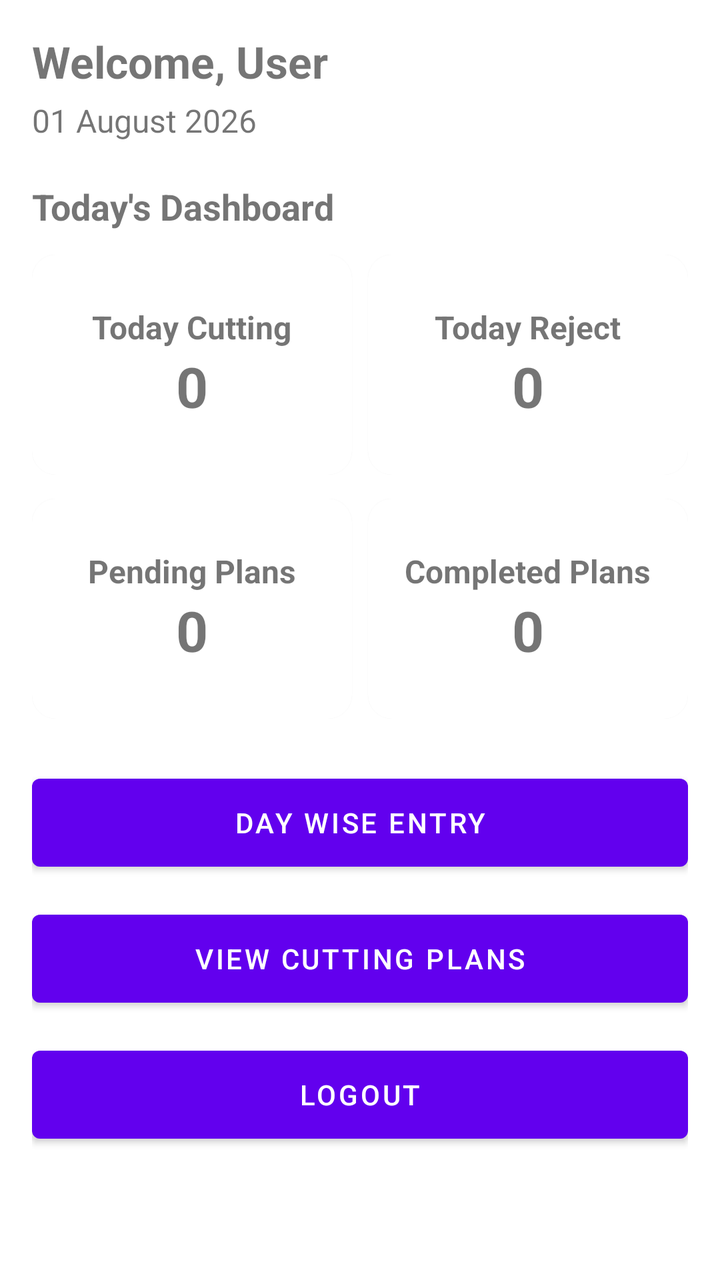
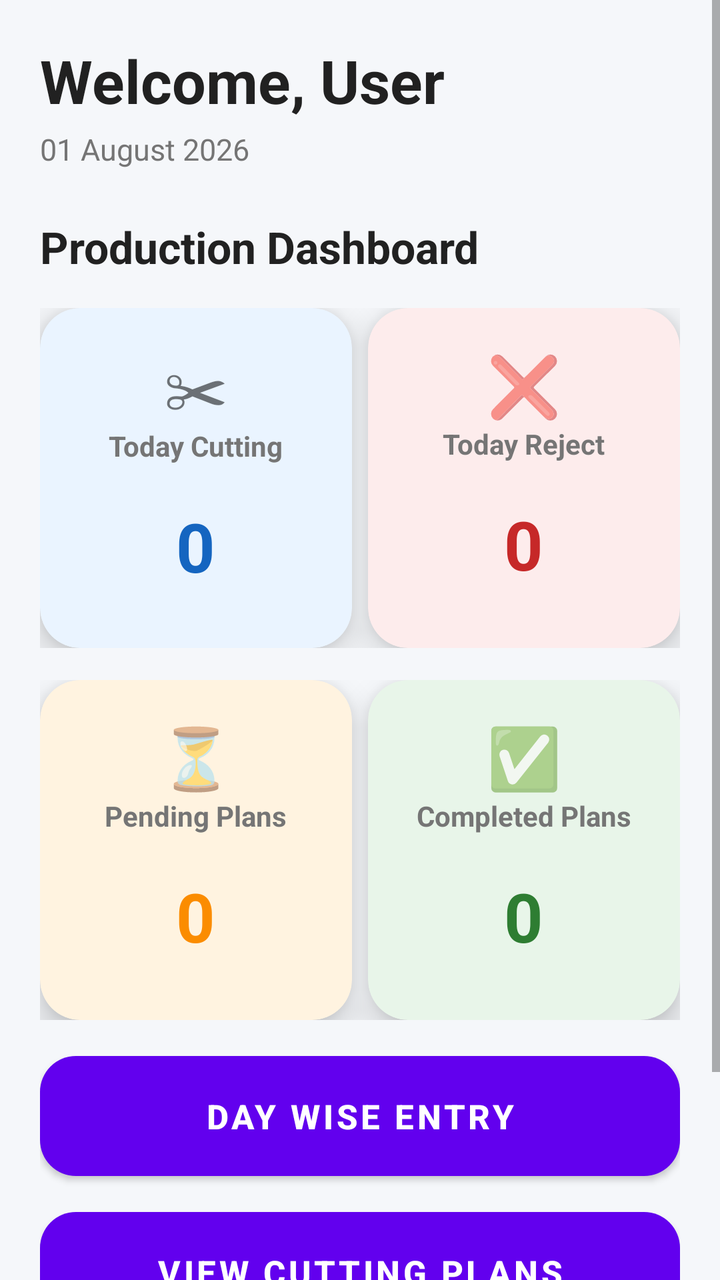

Two renders of the same Android screen: before a commit and after it. Below are the layout's source before the change and the commit's diff.
<!-- AndroidManifest.xml: application theme Theme.MyApplication -->
<!-- res/layout/activity_cutting_home.xml -->
<?xml version="1.0" encoding="utf-8"?>
<ScrollView xmlns:android="http://schemas.android.com/apk/res/android"
    xmlns:app="http://schemas.android.com/apk/res-auto"
    android:layout_width="match_parent"
    android:layout_height="match_parent"
    android:fillViewport="true">

    <LinearLayout
        android:layout_width="match_parent"
        android:layout_height="wrap_content"
        android:orientation="vertical"
        android:padding="16dp">

        

        <TextView
            android:id="@+id/tvWelcome"
            android:layout_width="wrap_content"
            android:layout_height="wrap_content"
            android:text="Welcome, User"
            android:textStyle="bold"
            android:textSize="22sp" />

        <TextView
            android:id="@+id/tvDate"
            android:layout_width="wrap_content"
            android:layout_height="wrap_content"
            android:text="01 August 2026"
            android:textSize="16sp"
            android:layout_marginTop="4dp"
            android:layout_marginBottom="20dp"/>

        

        <TextView
            android:layout_width="wrap_content"
            android:layout_height="wrap_content"
            android:text="Today's Dashboard"
            android:textStyle="bold"
            android:textSize="18sp"
            android:layout_marginBottom="12dp"/>

        

        <LinearLayout
            android:layout_width="match_parent"
            android:layout_height="wrap_content"
            android:orientation="horizontal"
            android:weightSum="2">

            <com.google.android.material.card.MaterialCardView
                android:layout_width="0dp"
                android:layout_height="110dp"
                android:layout_weight="1"
                android:layout_marginEnd="8dp"
                app:cardCornerRadius="12dp">

                <LinearLayout
                    android:layout_width="match_parent"
                    android:layout_height="match_parent"
                    android:gravity="center"
                    android:orientation="vertical">

                    <TextView
                        android:text="Today Cutting"
                        android:textStyle="bold"
                        android:textSize="16sp"
                        android:layout_width="wrap_content"
                        android:layout_height="wrap_content"/>

                    <TextView
                        android:id="@+id/tvTodayCutting"
                        android:text="0"
                        android:textSize="28sp"
                        android:textStyle="bold"
                        android:layout_width="wrap_content"
                        android:layout_height="wrap_content"/>

                </LinearLayout>

            </com.google.android.material.card.MaterialCardView>

            <com.google.android.material.card.MaterialCardView
                android:layout_width="0dp"
                android:layout_height="110dp"
                android:layout_weight="1"
                app:cardCornerRadius="12dp">

                <LinearLayout
                    android:layout_width="match_parent"
                    android:layout_height="match_parent"
                    android:gravity="center"
                    android:orientation="vertical">

                    <TextView
                        android:text="Today Reject"
                        android:textStyle="bold"
                        android:textSize="16sp"
                        android:layout_width="wrap_content"
                        android:layout_height="wrap_content"/>

                    <TextView
                        android:id="@+id/tvTodayReject"
                        android:text="0"
                        android:textSize="28sp"
                        android:textStyle="bold"
                        android:layout_width="wrap_content"
                        android:layout_height="wrap_content"/>

                </LinearLayout>

            </com.google.android.material.card.MaterialCardView>

        </LinearLayout>

        

        <LinearLayout
            android:layout_width="match_parent"
            android:layout_height="wrap_content"
            android:orientation="horizontal"
            android:weightSum="2"
            android:layout_marginTop="12dp">

            <com.google.android.material.card.MaterialCardView
                android:layout_width="0dp"
                android:layout_height="110dp"
                android:layout_weight="1"
                android:layout_marginEnd="8dp"
                app:cardCornerRadius="12dp">

                <LinearLayout
                    android:layout_width="match_parent"
                    android:layout_height="match_parent"
                    android:gravity="center"
                    android:orientation="vertical">

                    <TextView
                        android:text="Pending Plans"
                        android:textStyle="bold"
                        android:textSize="16sp"
                        android:layout_width="wrap_content"
                        android:layout_height="wrap_content"/>

                    <TextView
                        android:id="@+id/tvPendingPlans"
                        android:text="0"
                        android:textSize="28sp"
                        android:textStyle="bold"
                        android:layout_width="wrap_content"
                        android:layout_height="wrap_content"/>

                </LinearLayout>

            </com.google.android.material.card.MaterialCardView>

            <com.google.android.material.card.MaterialCardView
                android:layout_width="0dp"
                android:layout_height="110dp"
                android:layout_weight="1"
                app:cardCornerRadius="12dp">

                <LinearLayout
                    android:layout_width="match_parent"
                    android:layout_height="match_parent"
                    android:gravity="center"
                    android:orientation="vertical">

                    <TextView
                        android:text="Completed Plans"
                        android:textStyle="bold"
                        android:textSize="16sp"
                        android:layout_width="wrap_content"
                        android:layout_height="wrap_content"/>

                    <TextView
                        android:id="@+id/tvCompletedPlans"
                        android:text="0"
                        android:textSize="28sp"
                        android:textStyle="bold"
                        android:layout_width="wrap_content"
                        android:layout_height="wrap_content"/>

                </LinearLayout>

            </com.google.android.material.card.MaterialCardView>

        </LinearLayout>

        

        <com.google.android.material.button.MaterialButton
            android:id="@+id/btnDayWiseEntry"
            android:layout_width="match_parent"
            android:layout_height="56dp"
            android:text="Day Wise Entry"
            android:layout_marginTop="24dp"/>

        <com.google.android.material.button.MaterialButton
            android:id="@+id/btnPlanList"
            android:layout_width="match_parent"
            android:layout_height="56dp"
            android:text="View Cutting Plans"
            android:layout_marginTop="12dp"/>

        <com.google.android.material.button.MaterialButton
            android:id="@+id/btnLogout"
            android:layout_width="match_parent"
            android:layout_height="56dp"
            android:text="Logout"
            android:layout_marginTop="12dp"/>

    </LinearLayout>

</ScrollView>
<!-- resources referenced by this layout -->
<resources>
  <style name="Theme.MyApplication" parent="Theme.MaterialComponents.DayNight.NoActionBar">
          
          <item name="colorPrimary">@color/purple_500</item>
          <item name="colorPrimaryVariant">@color/purple_700</item>
          <item name="colorOnPrimary">@color/white</item>
          
          <item name="colorSecondary">@color/teal_200</item>
          <item name="colorSecondaryVariant">@color/teal_700</item>
          <item name="colorOnSecondary">@color/black</item>
          
          <item name="android:statusBarColor">?attr/colorPrimaryVariant</item>
          
      </style>
  <color name="purple_500">#FF6200EE</color>
  <color name="purple_700">#FF3700B3</color>
  <color name="white">#FFFFFFFF</color>
  <color name="teal_200">#FF03DAC5</color>
  <color name="teal_700">#FF018786</color>
  <color name="black">#FF000000</color>
</resources>

<!-- the commit's change to res/layout/activity_cutting_home.xml (unified diff, before → after) -->
@@ -3,44 +3,42 @@
     xmlns:app="http://schemas.android.com/apk/res-auto"
     android:layout_width="match_parent"
     android:layout_height="match_parent"
+    android:background="@color/screenBackground"
     android:fillViewport="true">
 
     <LinearLayout
         android:layout_width="match_parent"
         android:layout_height="wrap_content"
         android:orientation="vertical"
-        android:padding="16dp">
-
-        
+        android:padding="20dp">
 
         <TextView
             android:id="@+id/tvWelcome"
             android:layout_width="wrap_content"
             android:layout_height="wrap_content"
             android:text="Welcome, User"
-            android:textStyle="bold"
-            android:textSize="22sp" />
+            android:textColor="@color/textPrimary"
+            android:textSize="30sp"
+            android:textStyle="bold"/>
 
         <TextView
             android:id="@+id/tvDate"
             android:layout_width="wrap_content"
             android:layout_height="wrap_content"
+            android:layout_marginTop="4dp"
             android:text="01 August 2026"
-            android:textSize="16sp"
-            android:layout_marginTop="4dp"
-            android:layout_marginBottom="20dp"/>
-
-        
+            android:textColor="@color/textSecondary"
+            android:textSize="15sp"/>
 
         <TextView
             android:layout_width="wrap_content"
             android:layout_height="wrap_content"
-            android:text="Today's Dashboard"
+            android:layout_marginTop="24dp"
+            android:layout_marginBottom="16dp"
+            android:text="Production Dashboard"
             android:textStyle="bold"
-            android:textSize="18sp"
-            android:layout_marginBottom="12dp"/>
-
-        
+            android:textColor="@color/textPrimary"
+            android:textSize="22sp"/>
 
         <LinearLayout
             android:layout_width="match_parent"
@@ -48,64 +46,95 @@
             android:orientation="horizontal"
             android:weightSum="2">
 
+
+
+
             <com.google.android.material.card.MaterialCardView
                 android:layout_width="0dp"
-                android:layout_height="110dp"
+                android:layout_height="170dp"
                 android:layout_weight="1"
                 android:layout_marginEnd="8dp"
-                app:cardCornerRadius="12dp">
+                app:cardCornerRadius="20dp"
+                app:cardElevation="10dp"
+                app:cardBackgroundColor="@color/blueCard"
+                >
 
                 <LinearLayout
                     android:layout_width="match_parent"
                     android:layout_height="match_parent"
-                    android:gravity="center"
-                    android:orientation="vertical">
-
-                    <TextView
+                    android:gravity="center_horizontal"
+                    android:orientation="vertical"
+                    android:padding="18dp">
+
+                    <TextView
+                        android:layout_width="wrap_content"
+                        android:layout_height="wrap_content"
+                        android:text="✂"
+                        android:textSize="30sp"/>
+
+                    <TextView
+                        android:layout_width="wrap_content"
+                        android:layout_height="wrap_content"
                         android:text="Today Cutting"
+                        android:textColor="@color/textSecondary"
                         android:textStyle="bold"
-                        android:textSize="16sp"
-                        android:layout_width="wrap_content"
-                        android:layout_height="wrap_content"/>
+                        android:textSize="14sp"/>
 
                     <TextView
                         android:id="@+id/tvTodayCutting"
+                        android:layout_width="wrap_content"
+                        android:layout_height="wrap_content"
+                        android:layout_marginTop="18dp"
                         android:text="0"
-                        android:textSize="28sp"
-                        android:textStyle="bold"
-                        android:layout_width="wrap_content"
-                        android:layout_height="wrap_content"/>
+                        android:textColor="@color/primary"
+                        android:textSize="34sp"
+                        android:textStyle="bold"/>
 
                 </LinearLayout>
 
             </com.google.android.material.card.MaterialCardView>
+
+
 
             <com.google.android.material.card.MaterialCardView
                 android:layout_width="0dp"
-                android:layout_height="110dp"
+                android:layout_height="170dp"
                 android:layout_weight="1"
-                app:cardCornerRadius="12dp">
+                app:cardCornerRadius="20dp"
+                app:cardElevation="10dp"
+                app:cardBackgroundColor="@color/redCard"
+                >
 
                 <LinearLayout
                     android:layout_width="match_parent"
                     android:layout_height="match_parent"
-                    android:gravity="center"
-                    android:orientation="vertical">
-
-                    <TextView
+                    android:gravity="center_horizontal"
+                    android:orientation="vertical"
+                    android:padding="18dp">
+
+                    <TextView
+                        android:layout_width="wrap_content"
+                        android:layout_height="wrap_content"
+                        android:text="❌"
+                        android:textSize="30sp"/>
+
+                    <TextView
+                        android:layout_width="wrap_content"
+                        android:layout_height="wrap_content"
                         android:text="Today Reject"
+                        android:textColor="@color/textSecondary"
                         android:textStyle="bold"
-                        android:textSize="16sp"
-                        android:layout_width="wrap_content"
-                        android:layout_height="wrap_content"/>
+                        android:textSize="14sp"/>
 
                     <TextView
                         android:id="@+id/tvTodayReject"
+                        android:layout_width="wrap_content"
+                        android:layout_height="wrap_content"
+                        android:layout_marginTop="18dp"
                         android:text="0"
-                        android:textSize="28sp"
-                        android:textStyle="bold"
-                        android:layout_width="wrap_content"
-                        android:layout_height="wrap_content"/>
+                        android:textColor="@color/danger"
+                        android:textSize="34sp"
+                        android:textStyle="bold"/>
 
                 </LinearLayout>
 
@@ -113,42 +142,56 @@
 
         </LinearLayout>
 
+
+
         
 
         <LinearLayout
             android:layout_width="match_parent"
             android:layout_height="wrap_content"
+            android:layout_marginTop="16dp"
             android:orientation="horizontal"
-            android:weightSum="2"
-            android:layout_marginTop="12dp">
+            android:weightSum="2">
 
             <com.google.android.material.card.MaterialCardView
                 android:layout_width="0dp"
-                android:layout_height="110dp"
+                android:layout_height="170dp"
                 android:layout_weight="1"
                 android:layout_marginEnd="8dp"
-                app:cardCornerRadius="12dp">
+                app:cardBackgroundColor="@color/orangeCard"
+                app:cardCornerRadius="20dp"
+                app:cardElevation="10dp">
 
                 <LinearLayout
                     android:layout_width="match_parent"
                     android:layout_height="match_parent"
-                    android:gravity="center"
-                    android:orientation="vertical">
-
-                    <TextView
+                    android:gravity="center_horizontal"
+                    android:orientation="vertical"
+                    android:padding="18dp">
+
+                    <TextView
+                        android:layout_width="wrap_content"
+                        android:layout_height="wrap_content"
+                        android:text="⏳"
+                        android:textSize="30sp"/>
+
+                    <TextView
+                        android:layout_width="wrap_content"
+                        android:layout_height="wrap_content"
                         android:text="Pending Plans"
+                        android:textColor="@color/textSecondary"
                         android:textStyle="bold"
-                        android:textSize="16sp"
-                        android:layout_width="wrap_content"
-                        android:layout_height="wrap_content"/>
+                        android:textSize="14sp"/>
 
                     <TextView
                         android:id="@+id/tvPendingPlans"
+                        android:layout_width="wrap_content"
+                        android:layout_height="wrap_content"
+                        android:layout_marginTop="18dp"
                         android:text="0"
-                        android:textSize="28sp"
-                        android:textStyle="bold"
-                        android:layout_width="wrap_content"
-                        android:layout_height="wrap_content"/>
+                        android:textColor="#FB8C00"
+                        android:textSize="34sp"
+                        android:textStyle="bold"/>
 
                 </LinearLayout>
 
@@ -156,59 +199,105 @@
 
             <com.google.android.material.card.MaterialCardView
                 android:layout_width="0dp"
-                android:layout_height="110dp"
+                android:layout_height="170dp"
                 android:layout_weight="1"
-                app:cardCornerRadius="12dp">
+                app:cardBackgroundColor="@color/greenCard"
+                app:cardCornerRadius="20dp"
+                app:cardElevation="10dp">
 
                 <LinearLayout
                     android:layout_width="match_parent"
                     android:layout_height="match_parent"
-                    android:gravity="center"
-                    android:orientation="vertical">
-
-                    <TextView
+                    android:gravity="center_horizontal"
+                    android:orientation="vertical"
+                    android:padding="18dp">
+
+                    <TextView
+                        android:layout_width="wrap_content"
+                        android:layout_height="wrap_content"
+                        android:text="✅"
+                        android:textSize="30sp"/>
+
+                    <TextView
+                        android:layout_width="wrap_content"
+                        android:layout_height="wrap_content"
                         android:text="Completed Plans"
+                        android:textColor="@color/textSecondary"
                         android:textStyle="bold"
-                        android:textSize="16sp"
-                        android:layout_width="wrap_content"
-                        android:layout_height="wrap_content"/>
+                        android:textSize="14sp"/>
 
                     <TextView
                         android:id="@+id/tvCompletedPlans"
+                        android:layout_width="wrap_content"
+                        android:layout_height="wrap_content"
+                        android:layout_marginTop="18dp"
                         android:text="0"
-                        android:textSize="28sp"
-                        android:textStyle="bold"
-                        android:layout_width="wrap_content"
-                        android:layout_height="wrap_content"/>
+                        android:textColor="#2E7D32"
+                        android:textSize="34sp"
+                        android:textStyle="bold"/>
 
                 </LinearLayout>
 
             </com.google.android.material.card.MaterialCardView>
 
         </LinearLayout>
-
         
 
         <com.google.android.material.button.MaterialButton
             android:id="@+id/btnDayWiseEntry"
             android:layout_width="match_parent"
-            android:layout_height="56dp"
+
             android:text="Day Wise Entry"
-            android:layout_marginTop="24dp"/>
+            app:cornerRadius="14dp"
+
+
+            android:background="@drawable/bg_primary_button"
+
+            android:textColor="@android:color/white"
+
+            android:textStyle="bold"
+
+            android:textSize="17sp"
+
+            android:layout_height="60dp"
+
+            android:layout_marginTop="18dp"
+
+           />
 
         <com.google.android.material.button.MaterialButton
             android:id="@+id/btnPlanList"
             android:layout_width="match_parent"
-            android:layout_height="56dp"
+
             android:text="View Cutting Plans"
-            android:layout_marginTop="12dp"/>
+            app:cornerRadius="14dp"
+
+            android:background="@drawable/bg_primary_button"
+
+            android:textColor="@android:color/white"
+
+            android:textStyle="bold"
+
+            android:textSize="17sp"
+
+            android:layout_height="60dp"
+
+            android:layout_marginTop="18dp"
+
+            />
 
         <com.google.android.material.button.MaterialButton
             android:id="@+id/btnLogout"
-            android:layout_width="match_parent"
-            android:layout_height="56dp"
+            android:background="@drawable/bg_logout_button"
+            android:layout_width="match_parent"
             android:text="Logout"
-            android:layout_marginTop="12dp"/>
+            app:cornerRadius="14dp"
+            android:textColor="@android:color/white"
+            android:textStyle="bold"
+            android:textSize="17sp"
+            android:layout_height="60dp"
+            android:layout_marginTop="18dp"
+            />
 
     </LinearLayout>
 
<!-- resource entries referenced after the edit -->
@@ -1,5 +1,36 @@
 <!-- resources referenced by this layout -->
 <resources>
+  <color name="blueCard">#EAF4FF</color>
+  <color name="danger">#C62828</color>
+  <color name="greenCard">#E8F5E9</color>
+  <color name="orangeCard">#FFF3E0</color>
+  <color name="primary">#1565C0</color>
+  <color name="redCard">#FDECEC</color>
+  <color name="screenBackground">#F5F7FA</color>
+  <color name="textPrimary">#212121</color>
+  <color name="textSecondary">#757575</color>
+  <!-- drawable bg_logout_button (drawable) -->
+  <?xml version="1.0" encoding="utf-8"?>
+  <shape xmlns:android="http://schemas.android.com/apk/res/android">
+  
+      <solid
+          android:color="#C62828"/>
+  
+      <corners
+          android:radius="18dp"/>
+  
+  </shape>
+  <!-- drawable bg_primary_button (drawable) -->
+  <?xml version="1.0" encoding="utf-8"?>
+  <shape xmlns:android="http://schemas.android.com/apk/res/android">
+  
+      <solid
+          android:color="#1565C0"/>
+  
+      <corners
+          android:radius="18dp"/>
+  
+  </shape>
   <style name="Theme.MyApplication" parent="Theme.MaterialComponents.DayNight.NoActionBar">
           
           <item name="colorPrimary">@color/purple_500</item>
@@ -15,7 +46,7 @@
       </style>
   <color name="purple_500">#FF6200EE</color>
   <color name="purple_700">#FF3700B3</color>
-  <color name="white">#FFFFFFFF</color>
+  <color name="white">#FFFFFF</color>
   <color name="teal_200">#FF03DAC5</color>
   <color name="teal_700">#FF018786</color>
   <color name="black">#FF000000</color>
